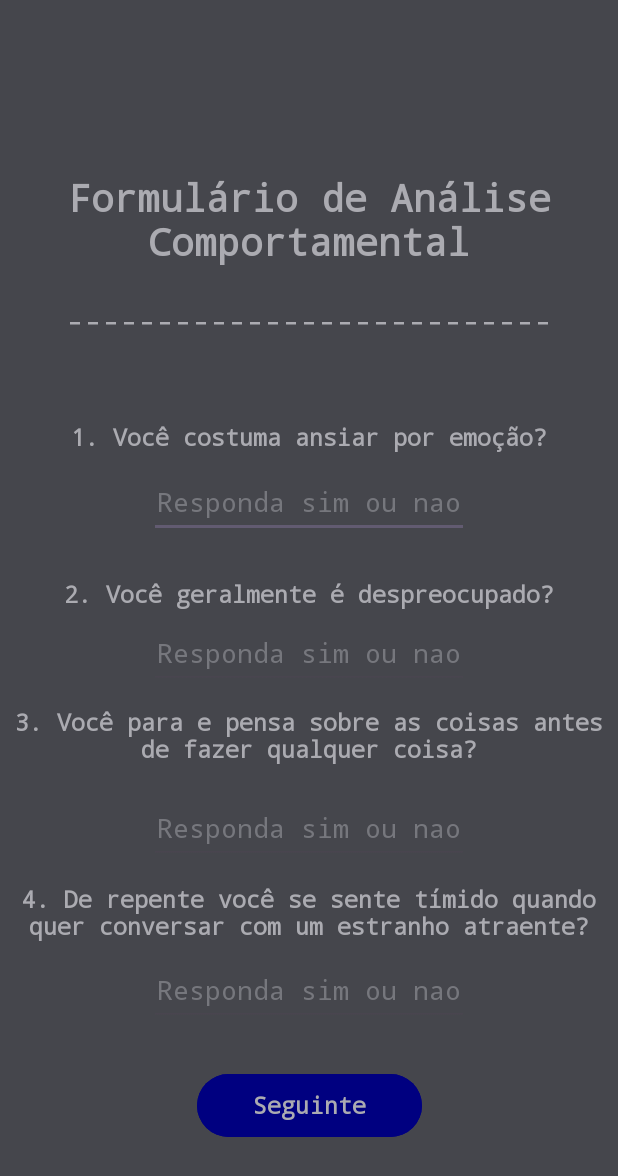
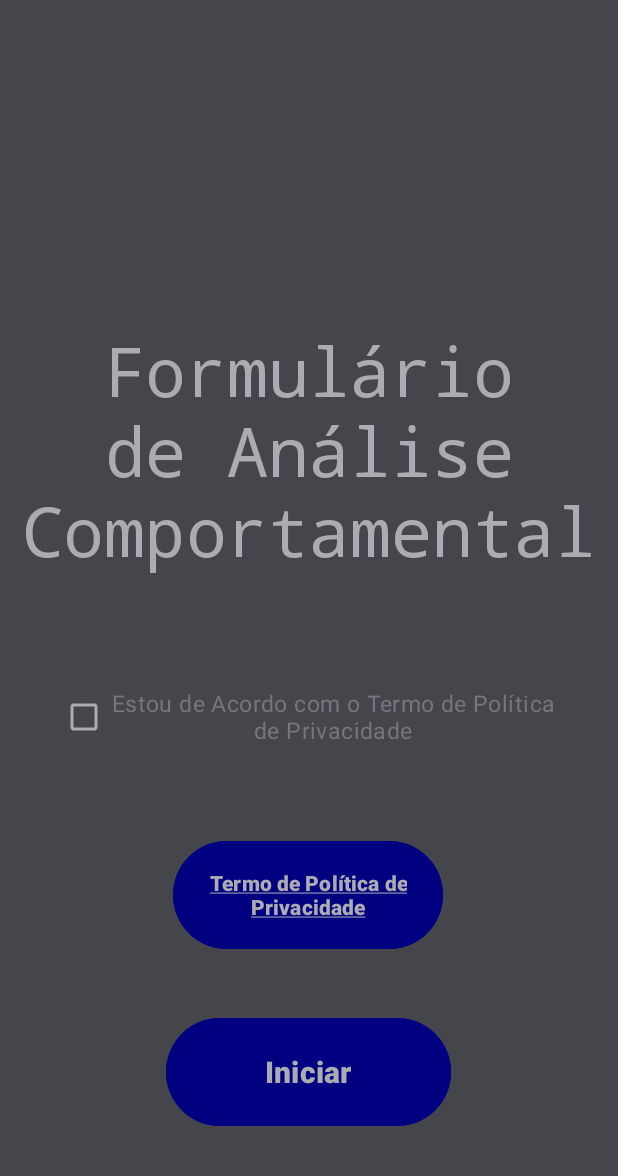
Before and after one commit to 2025-1-NCC3/Projeto2, an Android app: the screen it shows after launch (MainActivity before the commit, PaginaPrincipal after it), on a phone screen of 412 x 824 dp. Shown: the top 1176 px of the screen. Run offline under Robolectric (Android 15) with nearby library versions, the phone set to English and light mode, and no system bars.

Commit message:
adição da página de início do formulário + termo de política de privacidade

```diff
--- /dev/null
+++ b/app/src/main/java/br/fecapccp/saferide/PaginaPrincipal.java
@@ -0,0 +1,44 @@
+package br.fecapccp.saferide;
+
+import android.content.Intent;
+import android.os.Bundle;
+import android.view.View;
+import android.widget.CheckBox;
+import android.widget.Toast;
+
+import androidx.activity.EdgeToEdge;
+import androidx.appcompat.app.AppCompatActivity;
+import androidx.core.graphics.Insets;
+import androidx.core.view.ViewCompat;
+import androidx.core.view.WindowInsetsCompat;
+
+public class PaginaPrincipal extends AppCompatActivity {
+
+    @Override
+    protected void onCreate(Bundle savedInstanceState) {
+        super.onCreate(savedInstanceState);
+        EdgeToEdge.enable(this);
+        setContentView(R.layout.activity_pagina_principal);
+        ViewCompat.setOnApplyWindowInsetsListener(findViewById(R.id.main), (v, insets) -> {
+            Insets systemBars = insets.getInsets(WindowInsetsCompat.Type.systemBars());
+            v.setPadding(systemBars.left, systemBars.top, systemBars.right, systemBars.bottom);
+            return insets;
+        });
+    }
+
+    public void seguinte(View view) {
+        CheckBox checkBox = findViewById(R.id.checkBoxPrivacy);
+
+        if (!checkBox.isChecked()) {
+            Toast.makeText(this, "Você deve aceitar a Política de Privacidade para continuar.", Toast.LENGTH_LONG).show();
+        } else {
+            Intent mudarTela = new Intent(getApplicationContext(), MainActivity.class);
+            startActivity(mudarTela);
+        }
+    }
+
+    public void abrirPolitica(View view) {
+        Intent intent = new Intent(this, PoliticaPrivacidade.class);
+        startActivity(intent);
+    }
+}
--- /dev/null
+++ b/app/src/main/res/layout/activity_pagina_principal.xml
@@ -0,0 +1,83 @@
+<?xml version="1.0" encoding="utf-8"?>
+<androidx.constraintlayout.widget.ConstraintLayout xmlns:android="http://schemas.android.com/apk/res/android"
+    xmlns:app="http://schemas.android.com/apk/res-auto"
+    xmlns:tools="http://schemas.android.com/tools"
+    android:id="@+id/main"
+    android:background="@color/cinzaEscuro"
+    android:layout_width="match_parent"
+    android:layout_height="match_parent"
+    tools:context=".PaginaPrincipal">
+
+    <TextView
+        android:id="@+id/textTitulo"
+        android:layout_width="0dp"
+        android:layout_height="wrap_content"
+        android:layout_marginStart="10dp"
+        android:layout_marginEnd="10dp"
+        android:fontFamily="monospace"
+        android:onClick="abrirPolitica"
+        android:text="@string/textTitulo"
+        android:textAlignment="center"
+        android:textColor="@color/cinzaClaro"
+        android:textSize="45sp"
+        app:layout_constraintBottom_toBottomOf="parent"
+        app:layout_constraintEnd_toEndOf="parent"
+        app:layout_constraintHorizontal_bias="0.0"
+        app:layout_constraintStart_toStartOf="parent"
+        app:layout_constraintTop_toTopOf="parent"
+        app:layout_constraintVertical_bias="0.33" />
+
+    <CheckBox
+        android:id="@+id/checkBoxPrivacy"
+        android:layout_width="0dp"
+        android:layout_height="wrap_content"
+        android:layout_marginStart="40dp"
+        android:layout_marginEnd="40dp"
+        android:buttonTint="@color/cinzaClaro"
+        android:checked="false"
+        android:clickable="true"
+        android:text="@string/textTermoPoliticaPrivacidade"
+        android:textAlignment="center"
+        android:textColor="@color/corHint"
+        android:textSize="15sp"
+        app:layout_constraintBottom_toBottomOf="parent"
+        app:layout_constraintEnd_toEndOf="parent"
+        app:layout_constraintHorizontal_bias="0.454"
+        app:layout_constraintStart_toStartOf="parent"
+        app:layout_constraintTop_toTopOf="parent"
+        app:layout_constraintVertical_bias="0.585" />
+
+    <Button
+        android:id="@+id/button"
+        android:layout_width="190dp"
+        android:layout_height="80dp"
+        android:backgroundTint="@color/azulMarinho"
+        android:onClick="seguinte"
+        android:text="@string/btnIniciar"
+        android:textColor="@color/cinzaClaro"
+        android:textSize="20sp"
+        android:textStyle="bold"
+        app:layout_constraintBottom_toBottomOf="parent"
+        app:layout_constraintEnd_toEndOf="parent"
+        app:layout_constraintHorizontal_bias="0.497"
+        app:layout_constraintStart_toStartOf="parent"
+        app:layout_constraintTop_toTopOf="parent"
+        app:layout_constraintVertical_bias="0.907" />
+
+    <Button
+        android:id="@+id/btnPolitica"
+        android:layout_width="180dp"
+        android:layout_height="80dp"
+        android:backgroundTint="@color/azulMarinho"
+        android:onClick="abrirPolitica"
+        android:text="@string/textTermoPoliticaVisualizar"
+        android:textAlignment="center"
+        android:textColor="@color/cinzaClaro"
+        android:textStyle="bold"
+        app:layout_constraintBottom_toBottomOf="parent"
+        app:layout_constraintEnd_toEndOf="parent"
+        app:layout_constraintHorizontal_bias="0.497"
+        app:layout_constraintStart_toStartOf="parent"
+        app:layout_constraintTop_toTopOf="parent"
+        app:layout_constraintVertical_bias="0.748" />
+</androidx.constraintlayout.widget.ConstraintLayout>
--- a/app/src/main/res/values/appValues.xml
+++ b/app/src/main/res/values/appValues.xml
@@ -28,6 +28,11 @@
     <!-- Respostas do Formulário -->
     <string name="textRespostaHint">Responda sim ou nao</string>
 
+    <!-- Termo e Política de Privacidade -->
+    <string name="textTermoPoliticaPrivacidade">Estou de Acordo com o Termo de Política de Privacidade</string>
+    <string name="btnIniciar">Iniciar</string>
+    <string name="textTermoPoliticaVisualizar"><u>Termo de Política de Privacidade</u></string>
+
     <!-- Botôes do Formulário -->
     <string name="btnNext">Seguinte</string>
     <string name="btnPrevious">Anterior</string>
--- a/settings.gradle
+++ b/settings.gradle
@@ -12,7 +12,7 @@ pluginManagement {
     }
 }
 dependencyResolutionManagement {
-    repositoriesMode.set(RepositoriesMode.FAIL_ON_PROJECT_REPOS)
+    //repositoriesMode.set(RepositoriesMode.FAIL_ON_PROJECT_REPOS)
     repositories {
         google()
         mavenCentral()
```
Also changed, not shown: app/src/main/AndroidManifest.xml (+12 -5 lines), app/src/main/java/br/fecapccp/saferide/PoliticaPrivacidade.java (added, +29 -0 lines), app/src/main/res/layout/activity_politica_privacidade.xml (added, +11 -0 lines), 3 other files.
